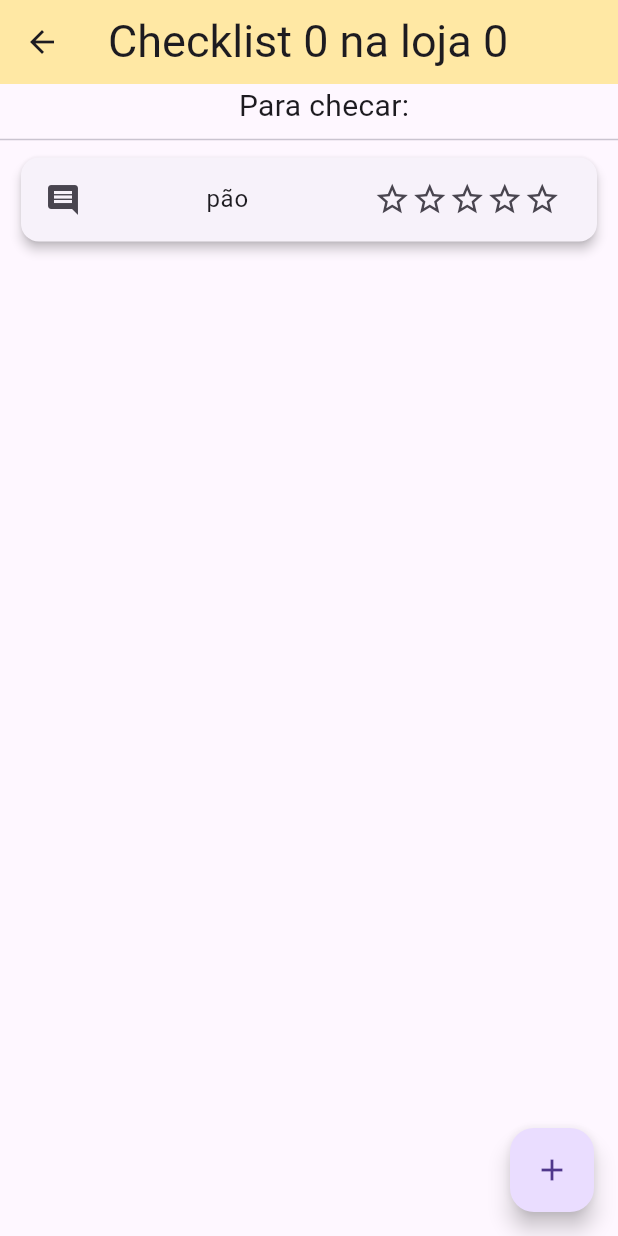
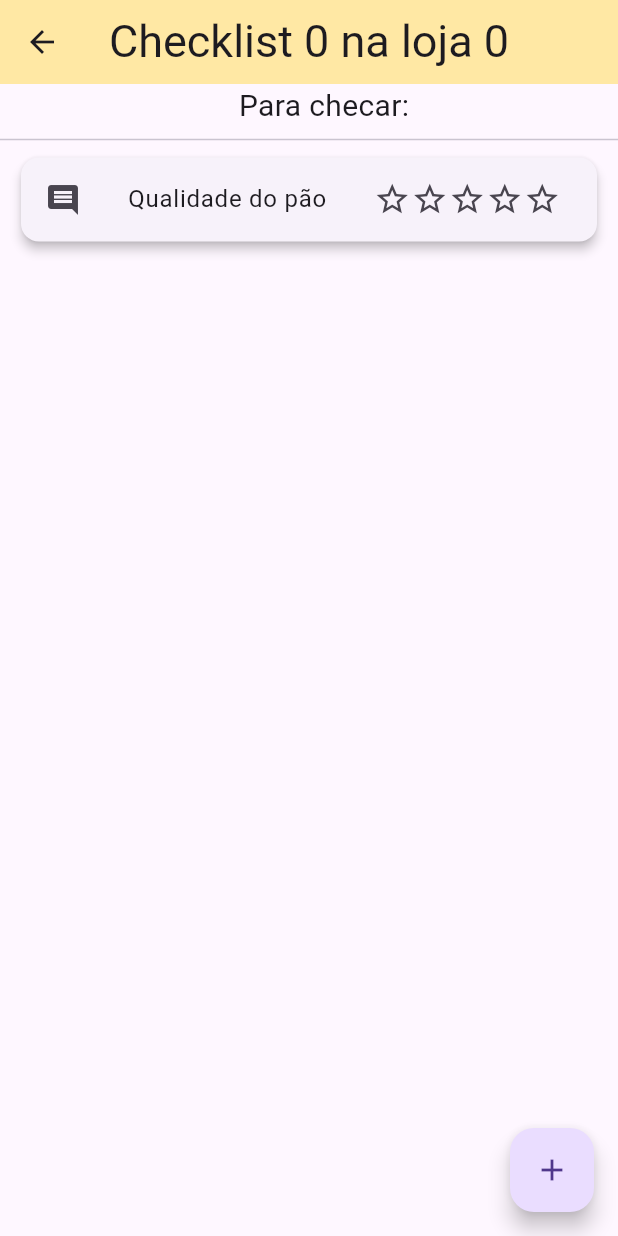
Before and after one commit to murilo-cometa/quality_control_app, a Flutter app: the Checklist screen opened directly with empty values, after a tap on the "add" icon, on a phone screen of 412 x 824 dp. Run offline on Flutter 3.47's test engine with Material 3 defaults, Android fonts, the phone set to English and light mode, and no system bars; drawn by our look-alikes of flutter_rating_bar; our stand-ins replace numberpicker.

Commit message:
criado checklist detail e algumas classes alteradas

```diff
--- /dev/null
+++ b/lib/common/component/custom_appbar.dart
@@ -0,0 +1,16 @@
+import 'package:flutter/material.dart';
+
+class CustomAppBar {
+  static AppBar build(String title) {
+    return AppBar(
+      backgroundColor: const Color.fromARGB(255, 255, 232, 164),
+      centerTitle: true,
+      title: Text(
+        title,
+        style: const TextStyle(
+          fontSize: 30,
+        ),
+      ),
+    );
+  }
+}
--- a/lib/common/component/task_card.dart
+++ b/lib/common/component/task_card.dart
@@ -1,5 +1,7 @@
 import 'package:flutter/material.dart';
 import 'package:flutter_rating_bar/flutter_rating_bar.dart';
+import 'package:quality_control_app/common/library/custom_navigator.dart';
+import 'package:quality_control_app/view/checklist_details_screen.dart';
 
 class TaskCard extends StatelessWidget {
   const TaskCard({
@@ -37,6 +39,9 @@ class TaskCard extends StatelessWidget {
             ),
           ),
         ),
+        onTap: () {
+          CustomNavigator.goTo(context: context, destination: ChecklistDetailsScreen(title: task,));
+        },
       ),
     );
   }
--- a/lib/view/checklist.dart
+++ b/lib/view/checklist.dart
@@ -1,5 +1,6 @@
 import 'dart:math';
 import 'package:flutter/material.dart';
+import 'package:quality_control_app/common/component/custom_appbar.dart';
 import 'package:quality_control_app/common/component/task_card.dart';
 
 class Checklist extends StatefulWidget {
@@ -7,8 +8,10 @@ class Checklist extends StatefulWidget {
     super.key,
     required this.storeCode,
     required this.checklistType,
+    this.editMode = true,
   });
 
+  final bool editMode;
   final int checklistType;
   final int storeCode;
 
@@ -19,29 +22,26 @@ class Checklist extends StatefulWidget {
 class _ChecklistState extends State<Checklist> {
   final _random = Random();
 
-  final List<Widget> setores = [
-    const TaskCard(task: 'pão'),
-    const TaskCard(task: 'carnes'),
-    const TaskCard(task: 'vinhos'),
-    const TaskCard(task: 'pets'),
-    const TaskCard(task: 'brinquedos'),
+  final List<Widget> _setores = [
+    const TaskCard(task: 'Qualidade do pão'),
+    const TaskCard(task: 'Moscas na carne'),
+    const TaskCard(task: 'Validade dos vinhos'),
+    const TaskCard(task: 'devolução de itens'),
+    const TaskCard(task: 'Pontos extras'),
   ];
-  List<Widget> setoresCards = [];
+  List<Widget> _setoresCards = [];
 
   @override
   Widget build(BuildContext context) {
     return Scaffold(
-      appBar: AppBar(
-        backgroundColor: const Color.fromARGB(255, 255, 232, 164),
-        title: Text(
-          'Checklist ${widget.checklistType} na loja ${widget.storeCode}',
-          style: const TextStyle(
-            fontSize: 30,
-          ),
-        ),
-      ),
-      floatingActionButton: _floatingActionButton(),
-      body: Column(
+      appBar: CustomAppBar.build('Checklist ${widget.checklistType} na loja ${widget.storeCode}'),
+      floatingActionButton: widget.editMode ? _floatingActionButton() : null,
+      body: _buildBody(),
+    );
+  }
+
+  Column _buildBody() {
+    return Column(
       children: [
         const SizedBox(
           child: Padding(
@@ -59,14 +59,16 @@ class _ChecklistState extends State<Checklist> {
           child: SizedBox(
             child: ListView.builder(
               padding: const EdgeInsets.only(left: 10, right: 10),
-              itemCount: setoresCards.length,
+              itemCount: widget.editMode ? _setoresCards.length : 10,
               itemBuilder: (context, index) {
-                return setoresCards[index];
+                return widget.editMode
+                    ? _setoresCards[index]
+                    : _setores[_random.nextInt(_setores.length)];
               },
-            )),
+            ),
+          ),
         ),
       ],
-      ),
     );
   }
 
@@ -75,8 +77,8 @@ class _ChecklistState extends State<Checklist> {
       child: const Icon(Icons.add),
       onPressed: () {
         setState(() {
-          setoresCards =
-              setoresCards + [setores[_random.nextInt(setores.length)]];
+          _setoresCards =
+              _setoresCards + [_setores[_random.nextInt(_setores.length)]];
         });
       },
     );
```
Also changed, not shown: lib/view/applied_checklists_screen.dart (added, +35 -0 lines), lib/view/checklist_details_screen.dart (added, +106 -0 lines), lib/view/create_checklist_screen.dart (+3 -11 lines), lib/view/home_screen.dart (+11 -18 lines). Lines whose indentation alone changed are shown as unchanged.
